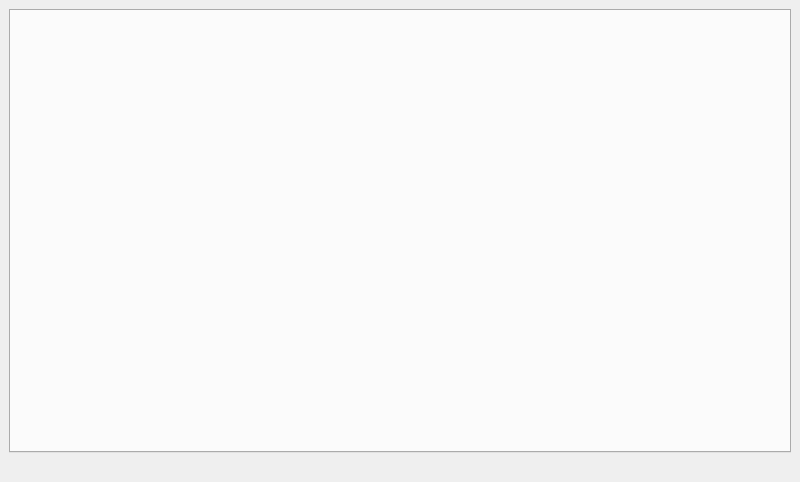
This is RetroEDv2/mainwindow.ui in RSDKModding/RetroED as Qt 5 draws it before an edit. The edited form follows.
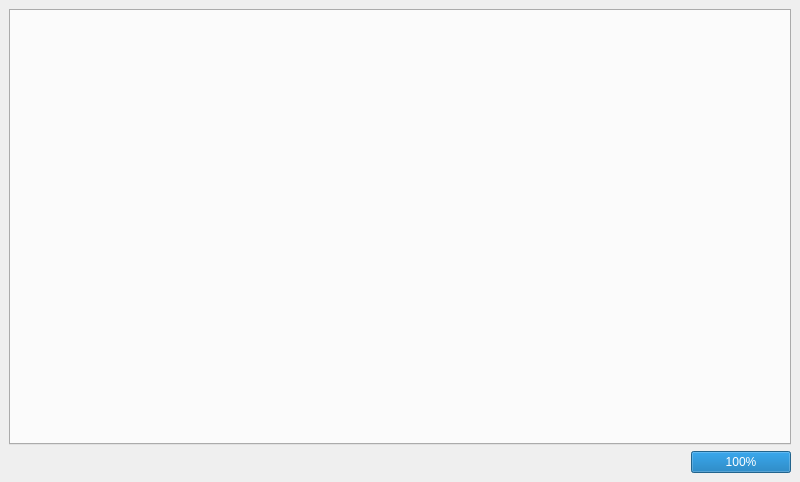
This is the edited form.

Patch:
```diff
--- a/RetroEDv2/mainwindow.ui
+++ b/RetroEDv2/mainwindow.ui
@@ -22,7 +22,20 @@
       </property>
      </widget>
     </item>
-    <item row="0" column="0">
+    <item row="3" column="1">
+     <widget class="QProgressBar" name="statusProgress">
+      <property name="maximumSize">
+       <size>
+        <width>100</width>
+        <height>16777215</height>
+       </size>
+      </property>
+      <property name="value">
+       <number>100</number>
+      </property>
+     </widget>
+    </item>
+    <item row="0" column="0" colspan="2">
      <widget class="QTabWidget" name="toolTabs">
       <property name="currentIndex">
        <number>-1</number>
```
